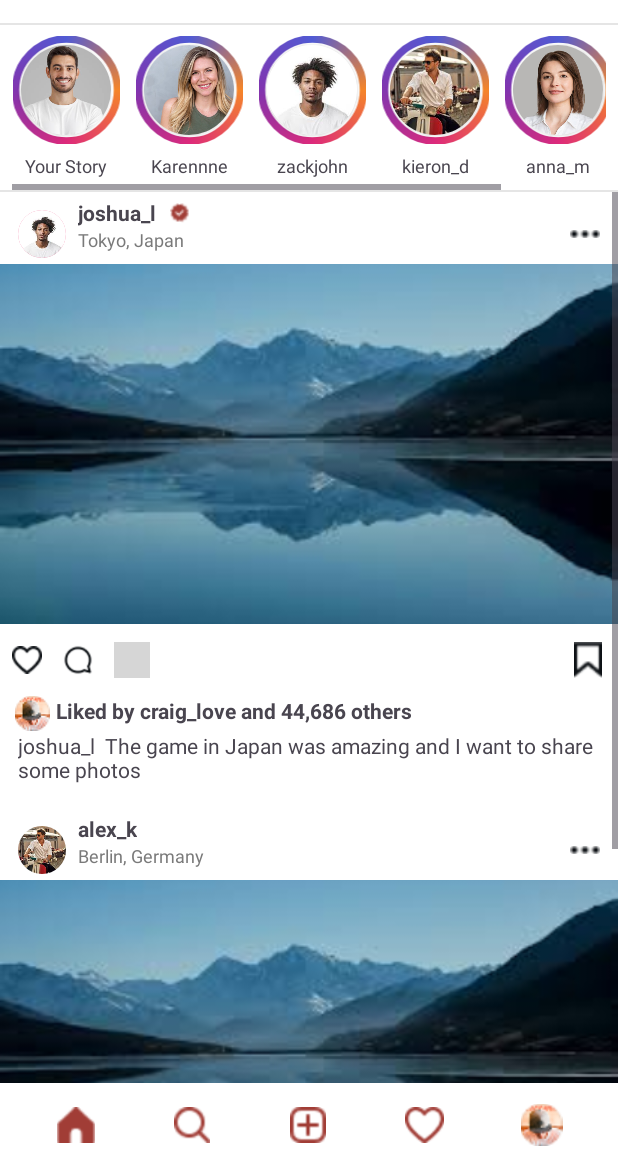
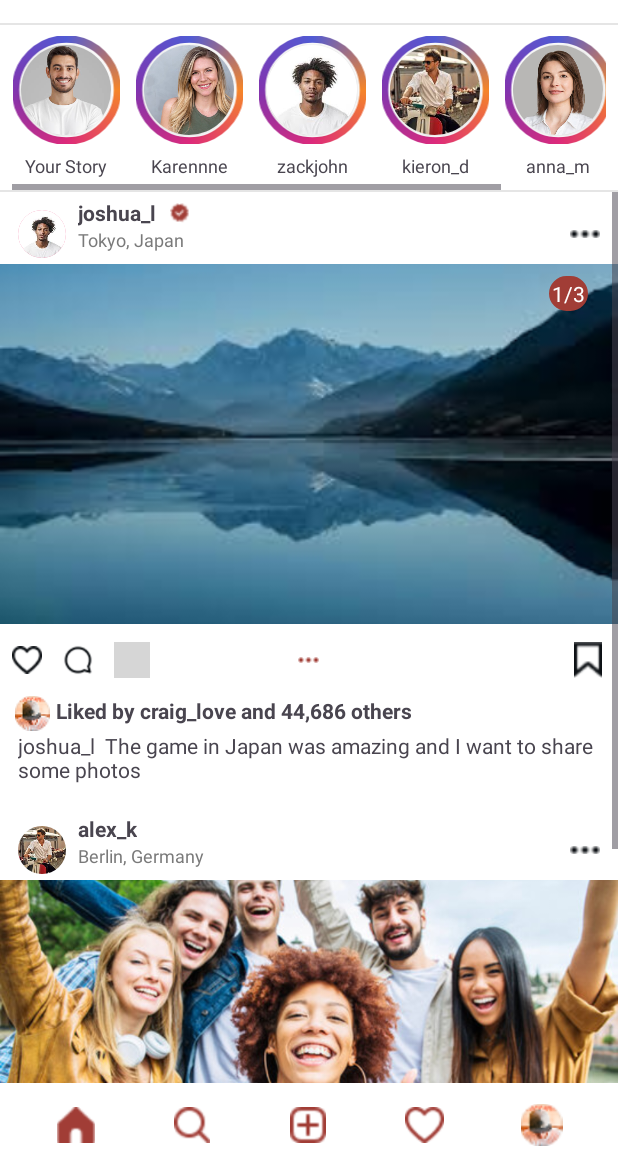
Before and after one commit to Rayaan-Raza/Socially, an Android app: the home_page screen opened directly, with no data from a screen before it, on a phone screen of 412 x 824 dp, the part 61-1236 px from its top. Run offline under Robolectric (Android 15) with nearby library versions, the phone set to English and light mode, and no system bars; grey boxes are pictures that could not be loaded.

Commit message:
all done

```diff
--- a/app/src/main/java/com/rayaanraza/i230535/camera.kt
+++ b/app/src/main/java/com/rayaanraza/i230535/camera.kt
@@ -30,6 +30,7 @@ class camera : AppCompatActivity() {
 
         findViewById<RelativeLayout>(R.id.capture_button_container).setOnClickListener {
             startActivity(Intent(this, story_post::class.java))
+            finish()
         }
     }
 }
--- a/app/src/main/java/com/rayaanraza/i230535/chat.kt
+++ b/app/src/main/java/com/rayaanraza/i230535/chat.kt
@@ -28,6 +28,7 @@ class chat : AppCompatActivity() {
 
         findViewById<ImageView>(R.id.info).setOnClickListener {
             startActivity(Intent(this, call_page::class.java))
+            finish()
         }
 
 
--- a/app/src/main/java/com/rayaanraza/i230535/home_page.kt
+++ b/app/src/main/java/com/rayaanraza/i230535/home_page.kt
@@ -27,10 +27,12 @@ class home_page : AppCompatActivity() {
 
         findViewById<FrameLayout>(R.id.story_clickable).setOnClickListener {
             startActivity(Intent(this, story_view::class.java))
+            finish()
         }
 
         findViewById<ImageView>(R.id.search).setOnClickListener {
             startActivity(Intent(this, search_feed::class.java))
+            finish()
         }
 
         findViewById<ImageView>(R.id.dms).setOnClickListener {
@@ -39,6 +41,7 @@ class home_page : AppCompatActivity() {
 
         findViewById<ImageView>(R.id.camera).setOnClickListener {
             startActivity(Intent(this, camera::class.java))
+            finish()
         }
 
         findViewById<ImageView>(R.id.post).setOnClickListener {
--- a/app/src/main/java/com/rayaanraza/i230535/my_profile.kt
+++ b/app/src/main/java/com/rayaanraza/i230535/my_profile.kt
@@ -23,6 +23,7 @@ class my_profile : AppCompatActivity() {
 
         findViewById<TextView>(R.id.editProfileBtn).setOnClickListener {
             startActivity(Intent(this, edit_profile::class.java))
+            finish()
 
         }
 
@@ -55,6 +56,7 @@ class my_profile : AppCompatActivity() {
 
         findViewById<FrameLayout>(R.id.profileImage).setOnClickListener {
             startActivity(Intent(this, my_story_view::class.java))
+            finish()
         }
 
 
--- a/app/src/main/java/com/rayaanraza/i230535/search_feed.kt
+++ b/app/src/main/java/com/rayaanraza/i230535/search_feed.kt
@@ -43,6 +43,7 @@ class search_feed : AppCompatActivity() {
 
         findViewById<EditText>(R.id.search).setOnClickListener {
             startActivity(Intent(this, specific_search::class.java))
+            finish()
         }
     }
 }
--- a/app/src/main/java/com/rayaanraza/i230535/signup_page.kt
+++ b/app/src/main/java/com/rayaanraza/i230535/signup_page.kt
@@ -19,12 +19,10 @@ class signup_page : AppCompatActivity() {
             finish()
         }
 
-
         findViewById<MaterialButton>(R.id.create_account).setOnClickListener {
-            val intent = Intent(this, home_page::class.java)
-            intent.flags = Intent.FLAG_ACTIVITY_NEW_TASK or Intent.FLAG_ACTIVITY_CLEAR_TASK
-            startActivity(intent)
+            startActivity(Intent(this, home_page::class.java))
             finish()
         }
+
     }
 }
--- a/app/src/main/java/com/rayaanraza/i230535/specific_search.kt
+++ b/app/src/main/java/com/rayaanraza/i230535/specific_search.kt
@@ -25,5 +25,10 @@ class specific_search : AppCompatActivity() {
         findViewById<RelativeLayout>(R.id.clickable).setOnClickListener {
             startActivity(Intent(this, view_profile::class.java))
         }
+
+        findViewById<TextView>(R.id.scan).setOnClickListener {
+            startActivity(Intent(this, search_feed::class.java))
+            finish()
+        }
     }
 }
--- a/app/src/main/java/com/rayaanraza/i230535/switch_account.kt
+++ b/app/src/main/java/com/rayaanraza/i230535/switch_account.kt
@@ -18,11 +18,9 @@ class switch_account : AppCompatActivity() {
         }
 
         findViewById<MaterialButton>(R.id.log_in).setOnClickListener {
-            val intent = Intent(this, home_page::class.java)
-            intent.flags = Intent.FLAG_ACTIVITY_NEW_TASK or Intent.FLAG_ACTIVITY_CLEAR_TASK
-            startActivity(intent)
+            startActivity(Intent(this, home_page::class.java))
+            finish()
         }
-
 
 
     }
--- a/app/src/main/java/com/rayaanraza/i230535/view_profile.kt
+++ b/app/src/main/java/com/rayaanraza/i230535/view_profile.kt
@@ -22,6 +22,12 @@ class view_profile : AppCompatActivity() {
 
         findViewById<ImageView>(R.id.navHome).setOnClickListener {
             startActivity(Intent(this, home_page::class.java))
+            finish()
+
+        }
+
+        findViewById<ImageView>(R.id.backButton).setOnClickListener {
+            startActivity(Intent(this, specific_search::class.java))
             finish()
 
         }
--- a/app/src/main/java/com/rayaanraza/i230535/view_profile_2.kt
+++ b/app/src/main/java/com/rayaanraza/i230535/view_profile_2.kt
@@ -23,6 +23,12 @@ class view_profile_2 : AppCompatActivity() {
 
         findViewById<TextView>(R.id.followingButton).setOnClickListener {
             startActivity(Intent(this, view_profile::class.java))
+            finish()
+
+        }
+
+        findViewById<TextView>(R.id.backButton).setOnClickListener {
+            startActivity(Intent(this, specific_search::class.java))
             finish()
 
         }
--- a/app/src/main/res/layout/activity_home_page.xml
+++ b/app/src/main/res/layout/activity_home_page.xml
@@ -479,6 +479,12 @@
                 </ImageView>
             </RelativeLayout>
 
+            <RelativeLayout
+                android:layout_width="match_parent"
+                android:layout_height="wrap_content">
+
+
+
                 <ImageView
                     android:id="@+id/p1Image"
                     android:layout_width="match_parent"
@@ -487,6 +493,26 @@
                     android:src="@drawable/lake">
 
                 </ImageView>
+
+                <TextView
+                    android:layout_width="wrap_content"
+                    android:layout_height="wrap_content"
+                    android:background="@drawable/message_bar"
+                    android:layout_alignParentEnd="true"
+                    android:text="1/3"
+                    android:padding="2dp"
+                    android:paddingLeft="5dp"
+                    android:textColor="@color/white"
+                    android:backgroundTint="@color/smd_theme"
+                    android:layout_marginRight="20dp"
+                    android:layout_marginTop="8dp"
+                    >
+
+                </TextView>
+            </RelativeLayout>
+
+
+
 
             <RelativeLayout
                 android:layout_width="match_parent"
@@ -519,6 +545,16 @@
                         android:layout_marginStart="12dp"
                         android:src="@drawable/share" />
                 </LinearLayout>
+
+                <ImageView
+                    android:layout_width="wrap_content"
+                    android:layout_height="wrap_content"
+                    android:src="@drawable/options"
+                    android:layout_centerHorizontal="true"
+                    android:layout_centerInParent="true"
+                    app:tint="@color/smd_theme">
+
+                </ImageView>
 
                 <ImageView
                     android:id="@+id/p1Save"
@@ -615,7 +651,7 @@
                 android:layout_width="match_parent"
                 android:layout_height="240dp"
                 android:scaleType="centerCrop"
-                android:src="@drawable/lake"   />
+                android:src="@drawable/people"   />
 
             <RelativeLayout
                 android:layout_width="match_parent"
--- a/app/src/main/res/layout/activity_my_story_view.xml
+++ b/app/src/main/res/layout/activity_my_story_view.xml
@@ -74,8 +74,8 @@
                 android:id="@+id/highlight_date"
                 android:layout_width="wrap_content"
                 android:layout_height="wrap_content"
-                android:layout_below="@id/highlight_title"
-                android:layout_marginStart="90dp"
+                android:layout_centerVertical="true"
+                android:layout_marginLeft="130dp"
                 android:alpha="0.8"
                 android:text="11h"
                 android:textColor="@android:color/white"
--- a/app/src/main/res/layout/activity_search_feed.xml
+++ b/app/src/main/res/layout/activity_search_feed.xml
@@ -195,7 +195,6 @@
                 app:layout_columnWeight="1"
                 app:layout_gravity="fill"/>
 
-            <!-- Row 2 (three small tiles) -->
             <ImageView
                 android:layout_width="0dp"
                 android:layout_height="120dp"
@@ -205,6 +204,7 @@
                 app:layout_column="0"
                 app:layout_columnWeight="1"
                 app:layout_gravity="fill"/>
+
 
             <ImageView
                 android:layout_width="0dp"
--- a/app/src/main/res/layout/activity_specific_search.xml
+++ b/app/src/main/res/layout/activity_specific_search.xml
@@ -27,13 +27,13 @@
             android:layout_toLeftOf="@id/scan"
             android:layout_marginEnd="12dp"
             android:background="@drawable/acc_bar"
-            android:hint="Search"
-            android:textColorHint="#7A7171"
+            android:hint="internshala"
+            android:textColorHint="@color/black"
             android:paddingStart="12dp"
             android:paddingEnd="12dp"
             android:drawableStart="@drawable/search"
             android:drawableEnd="@drawable/close"
-            android:drawableTint="#494545"
+            android:drawableTint="#766D6D"
             android:drawablePadding="8dp"
             android:inputType="text"/>
 
--- a/app/src/main/res/layout/activity_switch_account.xml
+++ b/app/src/main/res/layout/activity_switch_account.xml
@@ -27,6 +27,7 @@
         android:hint="Username"
         android:background="@drawable/acc_bar"
         android:textColorHint="@color/material_grey_600"
+        android:textColor="@color/black"
         android:layout_centerHorizontal="true"
         android:layout_marginTop="250dp"
         android:id="@id/username">
```
Also changed, not shown: app/src/main/java/com/rayaanraza/i230535/dms.kt (+8 -0 lines), app/src/main/java/com/rayaanraza/i230535/login_sign.kt (+7 -12 lines). Lines whose indentation alone changed are shown as unchanged.
